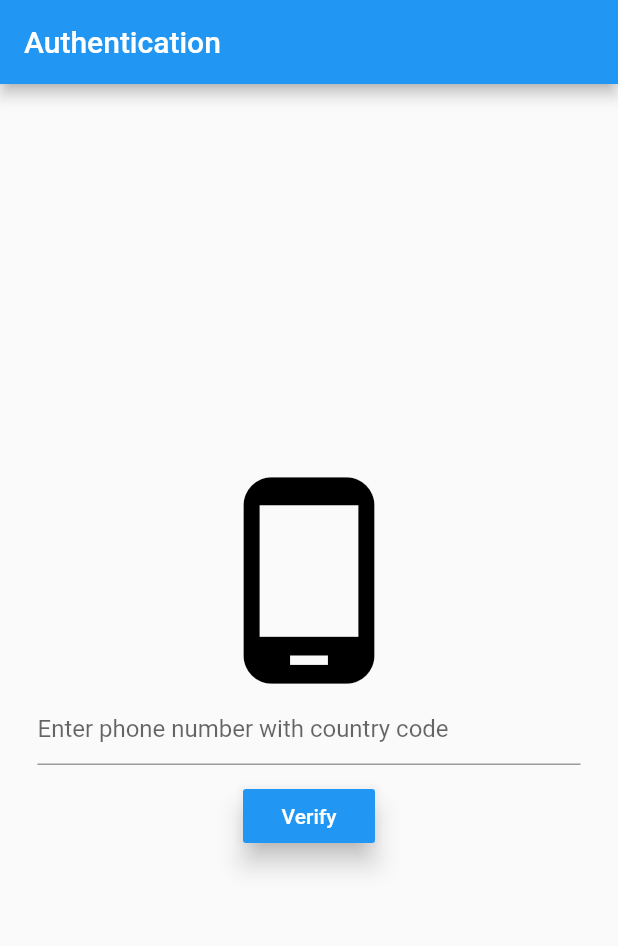
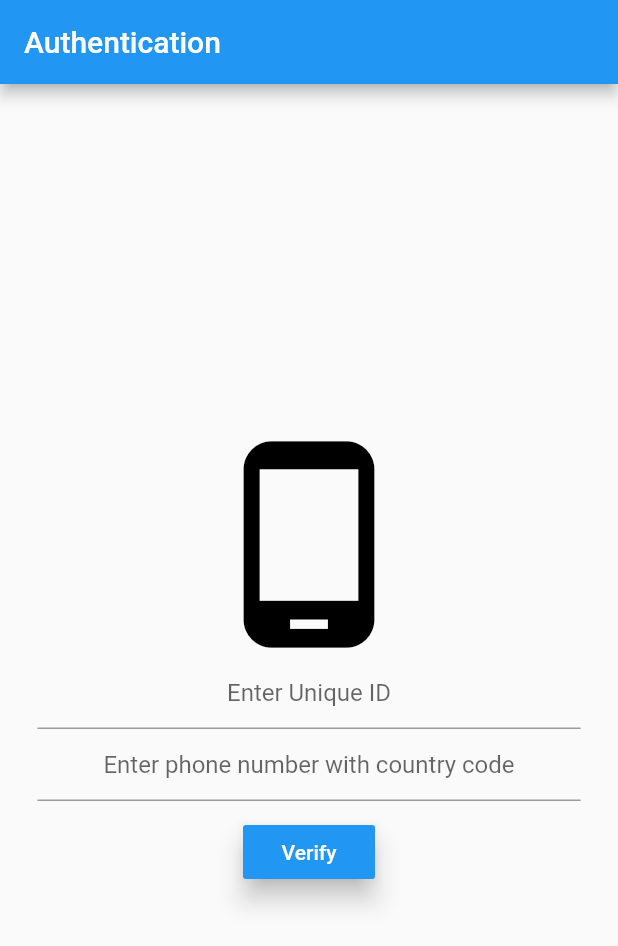
Before and after one commit to dhy3y/DartSmart, a Flutter app: the screen it shows after launch, after a tap on "Login!", on a phone screen of 412 x 824 dp. Shown: the top 946 px of the screen. Run offline on Flutter 3.47's test engine with Material 2 defaults, Android fonts, the phone set to English and light mode, and no system bars; our stand-ins replace firebase_auth; accounts and stored records are empty; network calls fail.

Commit message:
Unique ID

```diff
--- a/lib/Authentication/login.dart
+++ b/lib/Authentication/login.dart
@@ -118,7 +118,12 @@ class _LoginScreenState extends State<LoginScreen> {
             children: <Widget>[
               new Icon(Icons.phone_android, size: 150.0, color: Colors.black),
               TextField(
+                decoration: InputDecoration(hintText: 'Enter Unique ID'),
+                textAlign: TextAlign.center,
+              ),
+              TextField(
                 decoration: InputDecoration(hintText: 'Enter phone number with country code'),
+                textAlign: TextAlign.center,
                 onChanged: (value) {
                   this.phoneNo = value;
                 },
```
